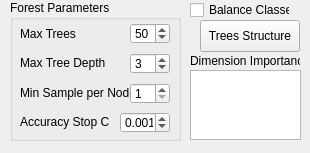
First picture: the form in _AlgorithmsPlugins/OpenCV/paramsTrees.ui, repository b4silio/MLDemos, before the edit.
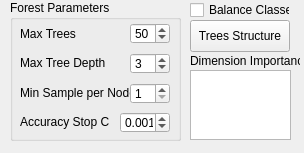
Second picture: the form after the edit.

Diff of the .ui file:
```diff
--- a/_AlgorithmsPlugins/OpenCV/paramsTrees.ui
+++ b/_AlgorithmsPlugins/OpenCV/paramsTrees.ui
@@ -6,7 +6,7 @@
    <rect>
     <x>0</x>
     <y>0</y>
-    <width>310</width>
+    <width>304</width>
     <height>153</height>
    </rect>
   </property>
@@ -238,7 +238,7 @@
     <rect>
      <x>190</x>
      <y>70</y>
-     <width>111</width>
+     <width>101</width>
      <height>70</height>
     </rect>
    </property>
@@ -269,7 +269,7 @@
   <widget class="QPushButton" name="displayButton">
    <property name="geometry">
     <rect>
-     <x>200</x>
+     <x>190</x>
      <y>20</y>
      <width>100</width>
      <height>32</height>
```
